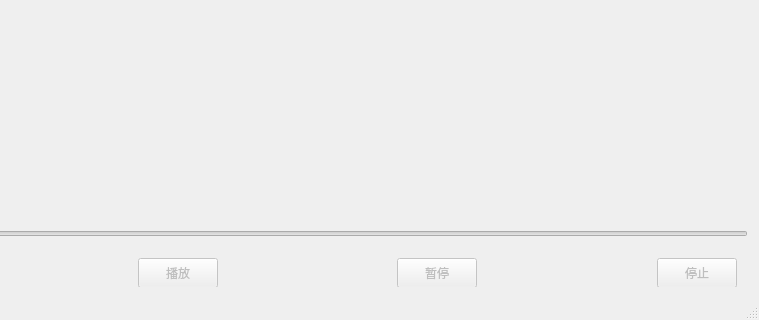
Above: VideoPlayer-ffmpeg/mainwindow.ui from Dombo-Y/VideoPlayer before the change; both pictures show x 144 to 903 and y 325 to 645 of the 903 by 645 pixel window. Below: the same form after it.
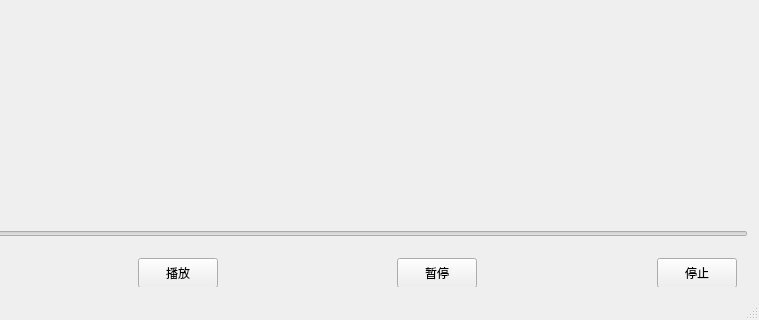
That is the form after the change.

What changed in the file:
```diff
--- a/VideoPlayer-ffmpeg/mainwindow.ui
+++ b/VideoPlayer-ffmpeg/mainwindow.ui
@@ -82,7 +82,7 @@
        <item>
         <widget class="QPushButton" name="pushButton_2">
          <property name="enabled">
-          <bool>false</bool>
+          <bool>true</bool>
          </property>
          <property name="minimumSize">
           <size>
@@ -111,7 +111,7 @@
        <item>
         <widget class="QPushButton" name="pasueButton_3">
          <property name="enabled">
-          <bool>false</bool>
+          <bool>true</bool>
          </property>
          <property name="minimumSize">
           <size>
@@ -140,7 +140,7 @@
        <item>
         <widget class="QPushButton" name="stopButton_4">
          <property name="enabled">
-          <bool>false</bool>
+          <bool>true</bool>
          </property>
          <property name="minimumSize">
           <size>
```
